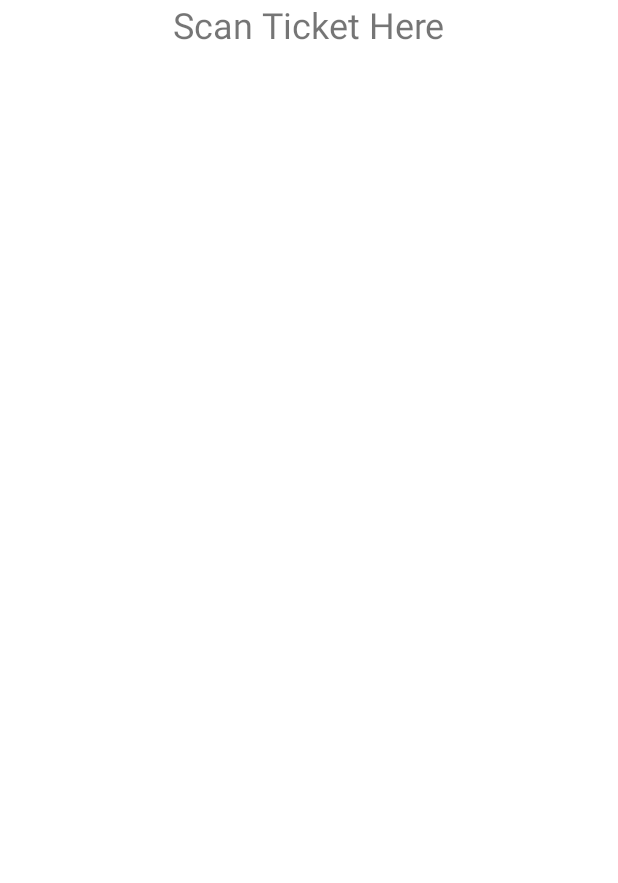
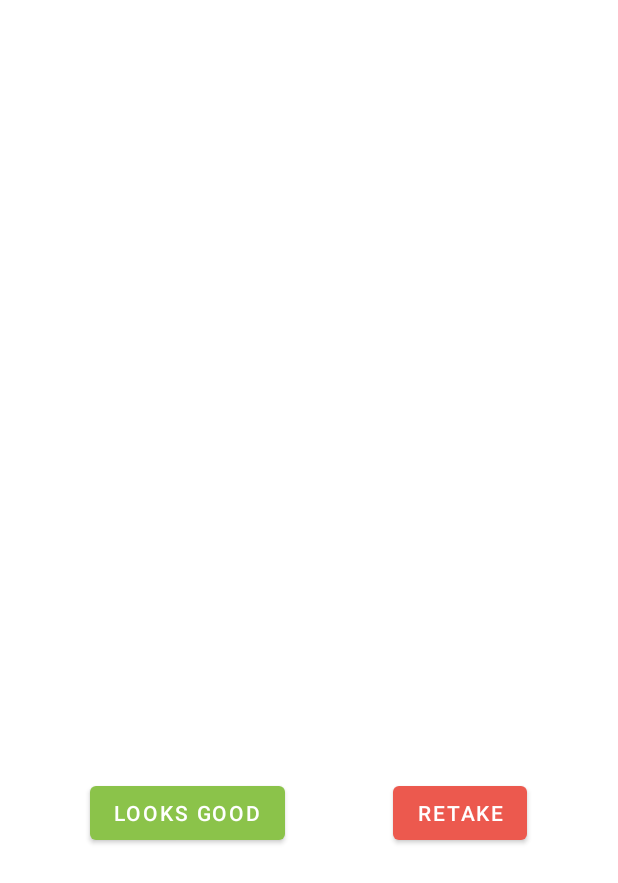
Before and after one commit to ivansurif/cocodrilo, an Android app: the layout activity_scan_ticket2.xml on its own in the app's theme, with its tools: preview values and no code run, on a phone screen of 412 x 824 dp. Shown: the top 883 px of the screen. Run offline under Robolectric (Android 15) with nearby library versions, the phone set to English and light mode, and no system bars.

Commit message:
Sprint 1.31

```diff
--- a/app/src/main/res/layout/activity_scan_ticket2.xml
+++ b/app/src/main/res/layout/activity_scan_ticket2.xml
@@ -6,20 +6,43 @@
     android:layout_height="match_parent"
     tools:context=".ScanTicket">
 
-    <TextView
-        android:id="@+id/textView"
+
+    <ImageView
+        android:id="@+id/imageView"
         android:layout_width="wrap_content"
         android:layout_height="wrap_content"
-        android:text="Scan Ticket Here"
-        android:textSize="24sp"
+        android:layout_marginStart="10dp"
+        android:layout_marginLeft="10dp"
+        android:layout_marginTop="10dp"
+        android:layout_marginEnd="10dp"
+        android:layout_marginRight="10dp"
         app:layout_constraintEnd_toEndOf="parent"
         app:layout_constraintStart_toStartOf="parent"
-        tools:layout_editor_absoluteY="344dp" />
+        app:layout_constraintTop_toTopOf="parent" />
 
-    <ImageView
+    <Button
+        android:id="@+id/button3"
+        android:layout_width="wrap_content"
+        android:layout_height="0dp"
+        android:layout_marginStart="60dp"
+        android:layout_marginLeft="60dp"
+        android:layout_marginTop="508dp"
+        android:text="Looks Good"
+        app:backgroundTint="#8BC34A"
+        app:layout_constraintStart_toStartOf="parent"
+        app:layout_constraintTop_toTopOf="@id/imageView" />
+
+    <Button
+        android:id="@+id/button4"
+        android:layout_width="wrap_content"
         android:layout_height="wrap_content"
-        android:id="@+id/imageView"
-        android:layout_width="wrap_content" />
+        android:layout_marginStart="72dp"
+        android:layout_marginLeft="72dp"
+        android:layout_marginTop="508dp"
+        android:text="Retake"
+        app:backgroundTint="#EC594E"
+        app:layout_constraintStart_toEndOf="@+id/button3"
+        app:layout_constraintTop_toTopOf="@id/imageView" />
 
 
 </androidx.constraintlayout.widget.ConstraintLayout>
```
Also changed, not shown: app/src/main/java/com/example/cocodrilov20210216/ScanTicket.java (+35 -1 lines), app/src/main/res/layout/activity_main.xml (+10 -6 lines), app/src/main/res/layout/activity_new_purchase.xml (+11 -6 lines).
